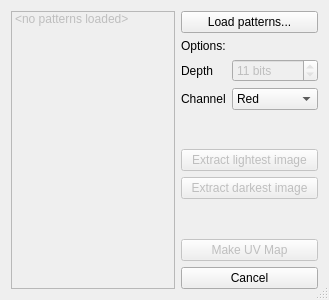
This is qt/MapperTool/patternsdialog.ui in fieldOfView/uv-mapper as Qt 5 draws it before an edit. The edited form follows.
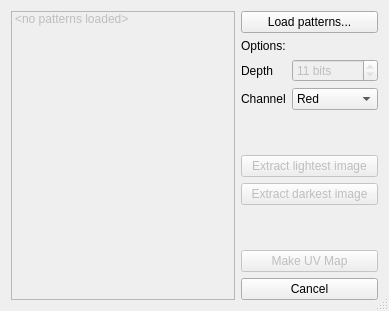
This is the edited form.

The edit to the form file:
```diff
--- a/qt/MapperTool/patternsdialog.ui
+++ b/qt/MapperTool/patternsdialog.ui
@@ -6,8 +6,8 @@
    <rect>
     <x>0</x>
     <y>0</y>
-    <width>329</width>
-    <height>300</height>
+    <width>389</width>
+    <height>311</height>
    </rect>
   </property>
   <property name="sizePolicy">
```
